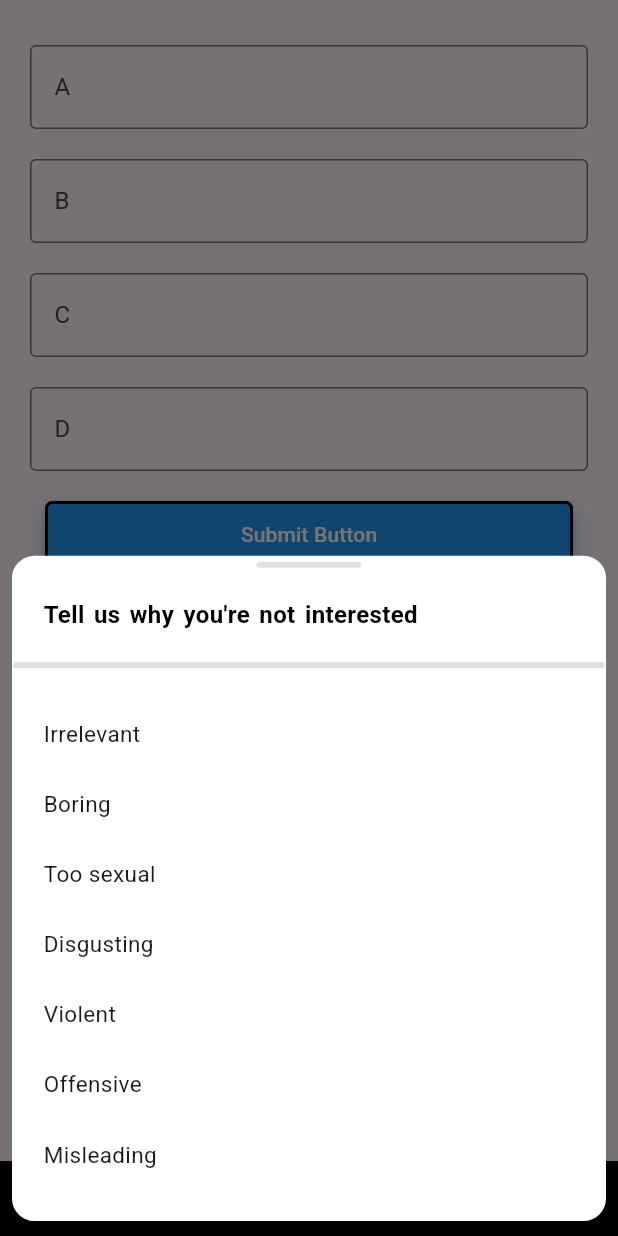
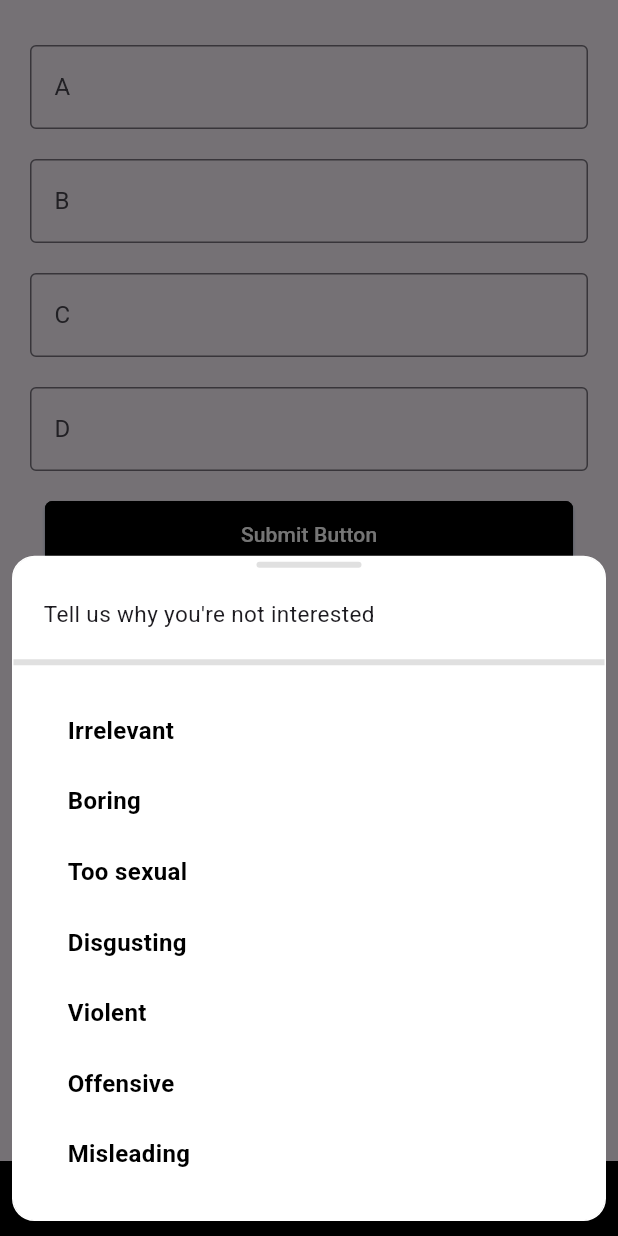
Before and after one commit to Akhi626052/practice_dart_ui, a Flutter app: the PaymentScreen screen opened directly, after a tap on "Submit Button", on a phone screen of 412 x 824 dp. Run offline on Flutter 3.47's test engine with Material 3 defaults, Android fonts, the phone set to English and light mode, and no system bars; our stand-ins replace bloc, firebase_core, firebase_messaging, flutter_bloc, flutter_local_notifications, font_awesome_flutter and 3 more; accounts and stored records are empty.

Commit message:
update code

```diff
--- a/lib/daily_read_ui_component/show_modal_bottom_sheet.dart
+++ b/lib/daily_read_ui_component/show_modal_bottom_sheet.dart
@@ -10,7 +10,6 @@ class PyApp extends StatelessWidget{
     return MaterialApp(
       debugShowCheckedModeBanner: false,
       home: PaymentScreen(),
-      // home: MyHomePage(),
     );
   }
 }
@@ -26,8 +25,10 @@ class _PaymentScreenState extends State<PaymentScreen> {
   @override
   Widget build(BuildContext context) {
     return Scaffold(
-      body: Column(
-          children :[
+      body: SingleChildScrollView(
+        scrollDirection: Axis.vertical,
+        child: Column(
+            children : [
               SizedBox(height: 20,),
               // spread operator
               ...ls.map((item){
@@ -43,26 +44,69 @@ class _PaymentScreenState extends State<PaymentScreen> {
               }),
 
               SizedBox(height: 10,),
+
               Container(
                 margin: EdgeInsets.symmetric(horizontal: 30),
                 height: 45,
                 width: double.infinity,
                 child: ElevatedButton(
+
                   onPressed: (){
+
+
+                    mnBottomSheet(context);
+
+
+
+
+                     },
+
+                  child: Text("Submit Button"),
+                  style: _buttonStyle(),
+
+                ),
+              ),
+            ]
+        ),
+      ),
+
+
+      bottomNavigationBar: Container(
+        height: 50,
+        color: Colors.black,
+        child: Center(child: Text("This is bottom navigation", style: TextStyle(color: Colors.white),)),
+      ),
+
+
+
+
+
+    );
+  }
+}
+
+
+
+void mnBottomSheet(BuildContext context){
+
   showModalBottomSheet(context: context,
       backgroundColor: Colors.transparent,
       isScrollControlled: false,
       clipBehavior: Clip.antiAlias,
       shape: RoundedRectangleBorder(
         borderRadius: BorderRadius.only(topRight: Radius.circular(15),topLeft: Radius.circular(15)),
-                        // side: BorderSide(
-                        //   width: 2,
-                        //   color: Colors.red
-                        // )
       ) ,
       builder: (context){
-                        return
-                          Container(
+
+        return _RepotBottomSheet();
+
+      }
+  );
+}
+class _RepotBottomSheet extends StatelessWidget{
+  @override
+  Widget build(BuildContext context){
+    return  Container(
       margin: EdgeInsets.symmetric(horizontal: 8, vertical: 10),
       decoration: BoxDecoration(
           color: Colors.white,
@@ -73,7 +117,6 @@ class _PaymentScreenState extends State<PaymentScreen> {
         child: Column(
           crossAxisAlignment: CrossAxisAlignment.start,
           children: [
-
             SizedBox(height: 3,),
             Center(
                 child: Container(width: 70,height: 4,
@@ -82,171 +125,55 @@ class _PaymentScreenState extends State<PaymentScreen> {
                       borderRadius: BorderRadius.circular(20)
                   ),
                 )),
-
-                                  Padding(
-                                    padding: EdgeInsets.symmetric(horizontal: 20, vertical: 20),
-                                    child: Text("Tell us why you're not interested",style: TextStyle(color: Colors.black, fontSize: 16, fontWeight: FontWeight.bold,
-                                      wordSpacing: 2,
-                                    ),),
-                                  ),
-
-
-                                  // divider line full width(edge to edge)
-                                  //     Container(width: double.infinity,
-                                  //       // margin: EdgeInsets.symmetric(horizontal: -20),
-                                  //     decoration: BoxDecoration(
-                                  //     border: Border.all(color: Colors.black12, width: 1),
-                                  //     ),
-                                  //     ),
-
+            _buildOption("Tell us why you're not interested"),
             Divider(
               thickness: 4,
               color: Colors.black12,
               height: 4,
             ),
-
             Expanded(
               child: Padding(
                 padding: const EdgeInsets.symmetric(horizontal: 20, vertical: 20),
                 child: Column(
                   crossAxisAlignment: CrossAxisAlignment.start,
                   mainAxisAlignment: MainAxisAlignment.spaceAround,
+                  mainAxisSize: MainAxisSize.min,
                   children: [
-
-                                          Text("Irrelevant",style: TextStyle(fontSize: 15),),
-                                          Text("Boring",style: TextStyle(fontSize: 15),),
-                                          Text("Too sexual",style: TextStyle(fontSize: 15),),
-                                          Text("Disgusting",style: TextStyle(fontSize: 15),),
-                                          Text("Violent",style: TextStyle(fontSize: 15),),
-                                          Text("Offensive",style: TextStyle(fontSize: 15),),
-                                          Text("Misleading",style: TextStyle(fontSize: 15),),
-
+                    _buildOptionT("Irrelevant",),
+                    _buildOptionT("Boring"),
+                    _buildOptionT("Too sexual"),
+                    _buildOptionT("Disgusting"),
+                    _buildOptionT("Violent"),
+                    _buildOptionT("Offensive"),
+                    _buildOptionT("Misleading"),
                   ],
                 ),
               ),
             ),
-
-
           ],
         ),
-
       ),
     );
-                      });
-
-                },
-
-
-
-                // onPressed: (){
-                //   showModalBottomSheet(
-                //     context: context,
-                //     backgroundColor: Colors.transparent,
-                //     isScrollControlled: true,
-                //     builder: (context) {
-                //       return SafeArea(
-                //         child: Container(
-                //           margin: const EdgeInsets.symmetric(horizontal: 8, vertical: 10),
-                //           decoration: const BoxDecoration(
-                //             color: Colors.white,
-                //             borderRadius: BorderRadius.vertical(
-                //               top: Radius.circular(20),
-                //             ),
-                //           ),
-                //           child: Column(
-                //             mainAxisSize: MainAxisSize.min,
-                //             children: [
-                //
-                //               // 🔘 Drag Handle (Instagram style)
-                //               const SizedBox(height: 8),
-                //               Container(
-                //                 height: 4,
-                //                 width: 40,
-                //                 decoration: BoxDecoration(
-                //                   color: Colors.grey.shade300,
-                //                   borderRadius: BorderRadius.circular(10),
-                //                 ),
-                //               ),
-                //
-                //               SizedBox(height: 16),
-                //
-                //               // 🔤 Title
-                //              _buildOptionT("Tell us why you're not interested"),
-                //
-                //               const SizedBox(height: 12),
-                //
-                //               // ➖ Divider (full width)
-                //               const Divider(height: 1, thickness: 1),
-                //
-                //               // 📋 Options List
-                //               _buildOption("Irrelevant"),
-                //               _buildOption("Boring"),
-                //               _buildOption("Too sexual"),
-                //               _buildOption("Disgusting"),
-                //               _buildOption("Violent"),
-                //               _buildOption("Offensive"),
-                //               _buildOption("Misleading"),
-                //
-                //               const SizedBox(height: 10),
-                //             ],
-                //           ),
-                //         ),
-                //       );
-                //     },
-                //   );
-                // },
-
-
-                child: Text("Submit Button"),
-                style:  ElevatedButton.styleFrom(
+  }
+}
+ButtonStyle _buttonStyle(){
+  return ElevatedButton.styleFrom(
     padding: EdgeInsets.symmetric(horizontal: 10),
-                  backgroundColor: Colors.blue,
+    backgroundColor: Colors.black,
     foregroundColor: Colors.white,
     shape: RoundedRectangleBorder(
         borderRadius: BorderRadius.circular(5)
     ),
-                  elevation: 5,
+    elevation: 1,
     shadowColor: Colors.blue,
     side: BorderSide(
         color: Colors.black,
-                      width: 2
-                  ),
-
-                ),
-
-              ),
-            ),
-
-
-
-          ]
-      ),
-      bottomNavigationBar: Container(
-        height: 50,
-        color: Colors.black,
-        child: Center(child: Text("This is bottom navigation", style: TextStyle(color: Colors.white),)),
-      ),
-
-
-
-      bottomSheet: Container(
-        margin: EdgeInsets.only(bottom: 20),
-        width: 300, height: 200,
-        decoration: BoxDecoration(
-          borderRadius: BorderRadius.circular(10),
-          color: Colors.blue,
-        ),
-      ),
-
-
-
+        width: 2),
   );
 }
-}
-
 Widget _buildOption(String text) {
   return Padding(
-    padding: const EdgeInsets.symmetric(horizontal: 16,vertical: 14),
+    padding: const EdgeInsets.symmetric(horizontal: 20,vertical: 20),
     child: Align(
       alignment: Alignment.centerLeft,
       child: Text(text,
```
Also changed, not shown: pubspec.lock. Lines whose indentation alone changed are shown as unchanged.
